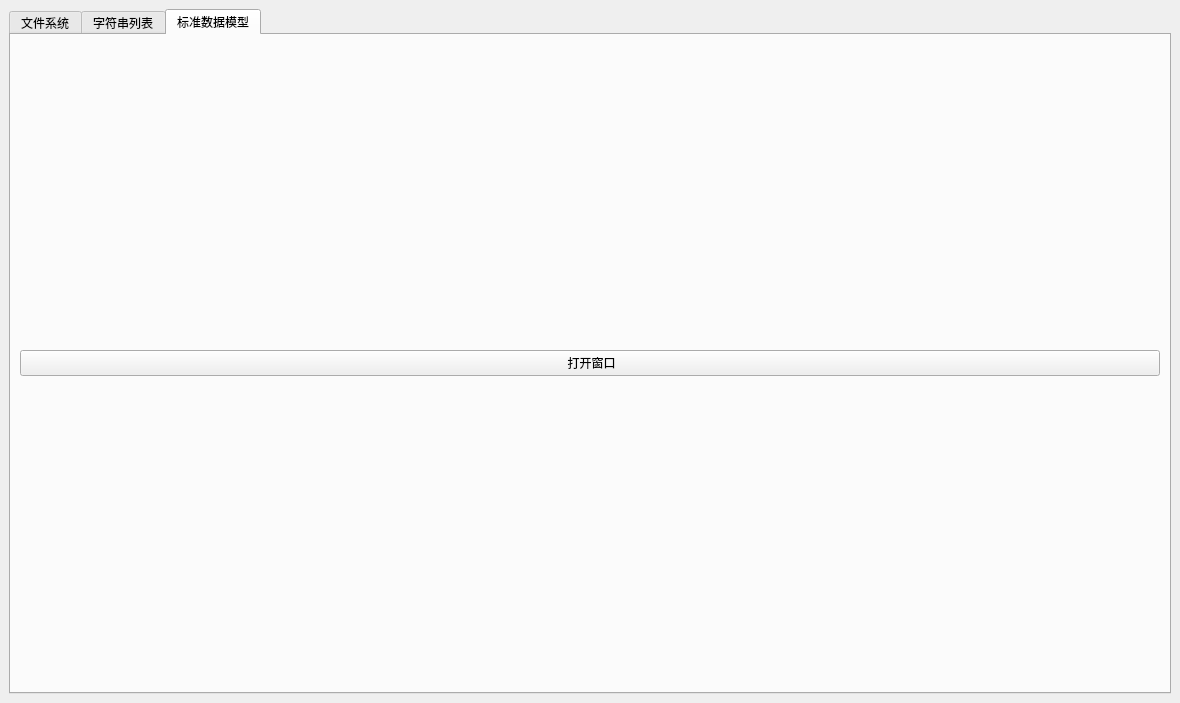
Old version of the form ModelViewDemo/mainwindow.ui in the repository TYHJgy/QT-demo.
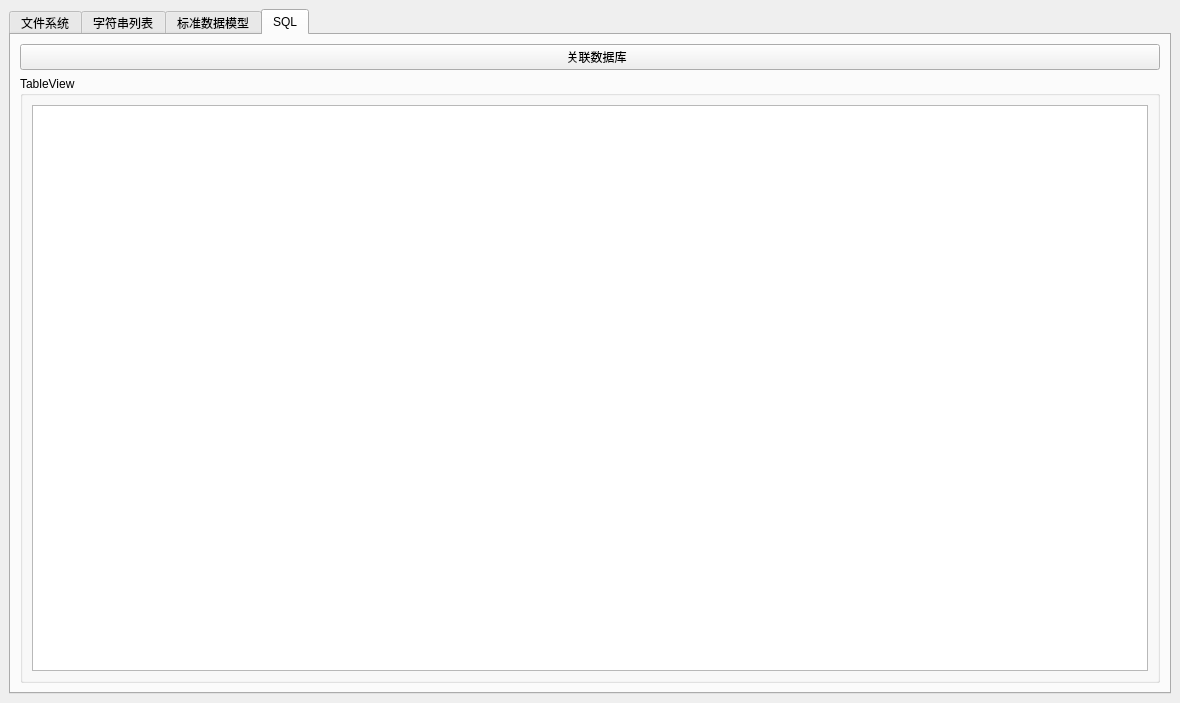
New version of the form.

```diff
--- a/ModelViewDemo/mainwindow.ui
+++ b/ModelViewDemo/mainwindow.ui
@@ -18,7 +18,7 @@
     <item>
      <widget class="QTabWidget" name="tabWidget">
       <property name="currentIndex">
-       <number>2</number>
+       <number>3</number>
       </property>
       <widget class="QWidget" name="tab">
        <attribute name="title">
@@ -256,6 +256,32 @@
         </item>
        </layout>
       </widget>
+      <widget class="QWidget" name="tab_4">
+       <attribute name="title">
+        <string>SQL</string>
+       </attribute>
+       <layout class="QVBoxLayout" name="verticalLayout_8">
+        <item>
+         <widget class="QPushButton" name="btnConSQL">
+          <property name="text">
+           <string>    关联数据库</string>
+          </property>
+         </widget>
+        </item>
+        <item>
+         <widget class="QGroupBox" name="groupBox_8">
+          <property name="title">
+           <string>TableView</string>
+          </property>
+          <layout class="QVBoxLayout" name="verticalLayout_7">
+           <item>
+            <widget class="QTableView" name="tableView_2"/>
+           </item>
+          </layout>
+         </widget>
+        </item>
+       </layout>
+      </widget>
      </widget>
     </item>
    </layout>
```
